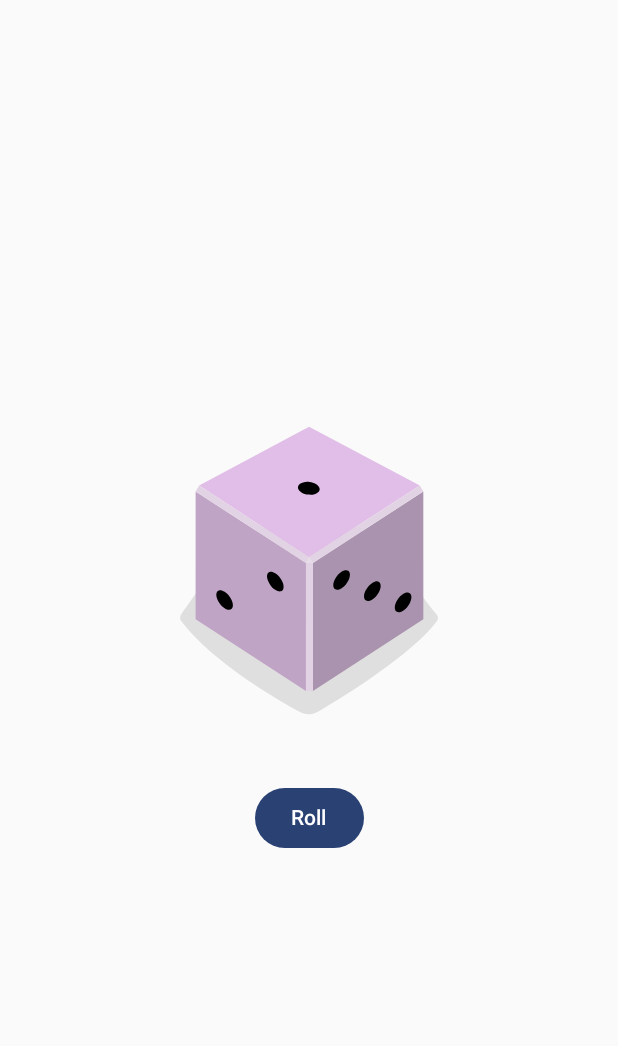
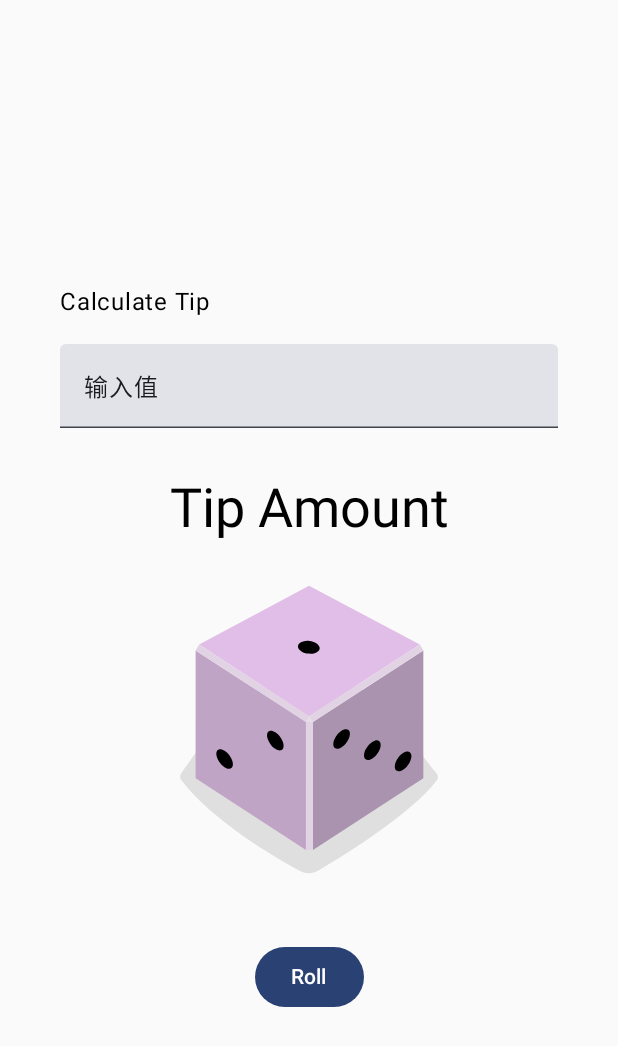
Before and after one commit to leo2www/AI-dollop, an Android app built with Jetpack Compose: the screen it shows after launch (MainActivity), on a phone screen of 412 x 824 dp. Shown: the top 1046 px of the screen. Run offline under Robolectric (Android 15) with nearby library versions, the phone set to English and light mode, and no system bars.

Commit message:
Compose中使用State，MuatbaleState类型让应用中的状态可被 Compose 观察或跟踪使用remember函数保存状态。新增加string，增加文本框

```diff
--- a/app/src/main/java/com/hazy/diceroller/MainActivity.kt
+++ b/app/src/main/java/com/hazy/diceroller/MainActivity.kt
@@ -4,16 +4,24 @@ import android.os.Bundle
 import androidx.activity.ComponentActivity
 import androidx.activity.compose.setContent
 import androidx.compose.foundation.Image
+import androidx.compose.foundation.layout.Arrangement
 import androidx.compose.foundation.layout.Column
 import androidx.compose.foundation.layout.Spacer
 import androidx.compose.foundation.layout.fillMaxSize
+import androidx.compose.foundation.layout.fillMaxWidth
 import androidx.compose.foundation.layout.height
+import androidx.compose.foundation.layout.padding
+import androidx.compose.foundation.layout.safeDrawingPadding
+import androidx.compose.foundation.layout.statusBarsPadding
 import androidx.compose.foundation.layout.wrapContentSize
 import androidx.compose.material3.Button
+import androidx.compose.material3.MaterialTheme
 import androidx.compose.material3.Text
+import androidx.compose.material3.TextField
 import androidx.compose.runtime.Composable
 import androidx.compose.runtime.getValue
 import androidx.compose.runtime.mutableIntStateOf
+import androidx.compose.runtime.mutableStateOf
 import androidx.compose.runtime.remember
 import androidx.compose.runtime.setValue
 import androidx.compose.ui.Alignment
@@ -43,7 +51,7 @@ fun DiceWithButtonAndImage(modifier: Modifier = Modifier) {
 
     // 新建一个触发器mutable,
     // mutableStateOf()返回一个可观察对象，result发生变化，系统触发重组
-    var result by remember{ mutableIntStateOf(1) }
+    var result by remember { mutableIntStateOf(1) }
 
     // lambda函数，返回图片地id
     val imageResource = when (result) {
@@ -55,10 +63,31 @@ fun DiceWithButtonAndImage(modifier: Modifier = Modifier) {
         else -> R.drawable.dice_6
     }
 
-    Column (
-        modifier = modifier,
-        horizontalAlignment = Alignment.CenterHorizontally  //垂直主轴对齐，居中
-    ){  // 下面是一个lambda表达式，采用尾随语法
+    Column(
+        // Column 使用modifier保持传入的格式，其余的使用Modifier
+        modifier = modifier
+            .statusBarsPadding()
+            .padding(horizontal = 40.dp)    // 行间距
+            .safeDrawingPadding(),
+        horizontalAlignment = Alignment.CenterHorizontally,  //垂直主轴对齐，居中
+        verticalArrangement = Arrangement.Center
+    ) {  // 下面是一个lambda表达式，采用尾随语法
+        Text(
+            text = stringResource(id = R.string.calculate_tip),
+            modifier = Modifier
+                .padding(bottom = 16.dp, top = 40.dp)
+                .align(alignment = Alignment.Start) // 行内对齐
+        )
+        EditNumberField(
+            modifier = Modifier
+                .padding(bottom = 32.dp)
+                .fillMaxWidth()
+        )
+        Text(
+            text = stringResource(R.string.tip_amount, "$0.00"),
+            style = MaterialTheme.typography.displaySmall
+        )
+
         Image(
             painter = painterResource(id = imageResource), // 图片
             contentDescription = "1" // 内容说明
@@ -67,11 +96,24 @@ fun DiceWithButtonAndImage(modifier: Modifier = Modifier) {
         // 保留垂直空间，以4.dp为增量更改
         Spacer(modifier = Modifier.height(16.dp))
 
-        Button(onClick = { result = (1..6).random()} ) {
+        Button(onClick = { result = (1..6).random() }) {
             Text(stringResource(R.string.roll))
             // roll字符串的if传到stringResource()函数，结果到Text可组合项
         }
+
+
     }
+}
+
+@Composable
+fun EditNumberField(modifier: Modifier = Modifier) {
+    // Compose 跟踪value更改时出发重组
+    var amountInput by remember { mutableStateOf("输入值") }
+    TextField(
+        value = amountInput, //此处显示值
+        onValueChange = { amountInput = it }, // 输入文本触发lambda回调
+        modifier = modifier
+    )
 }
 
 @Preview
--- a/app/src/main/res/values/strings.xml
+++ b/app/src/main/res/values/strings.xml
@@ -1,4 +1,7 @@
 <resources>
     <string name="app_name">Dice Roller</string>
     <string name="roll">Roll</string>
+    <string name="calculate_tip">Calculate Tip</string>
+    <string name="bill_amount">Bill Amount</string>
+    <string name="tip_amount">Tip Amount</string>
 </resources>
```
